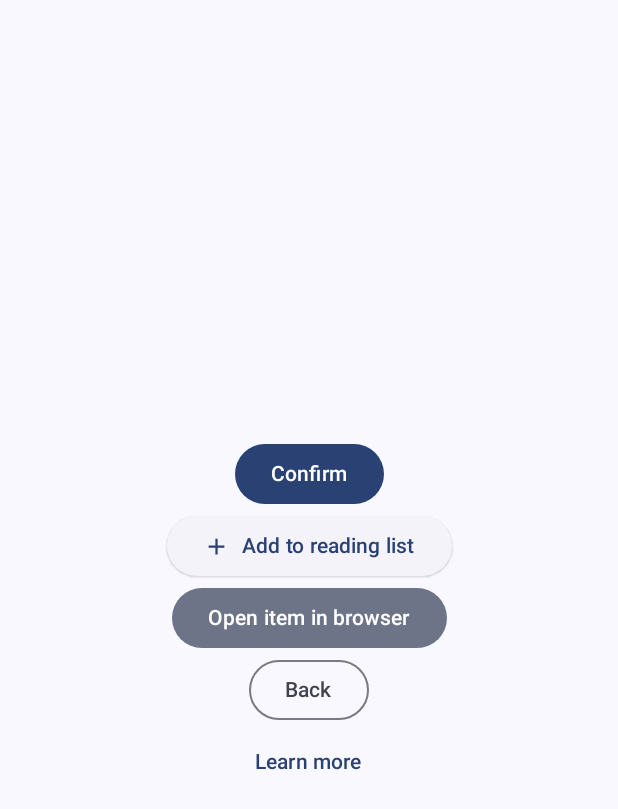
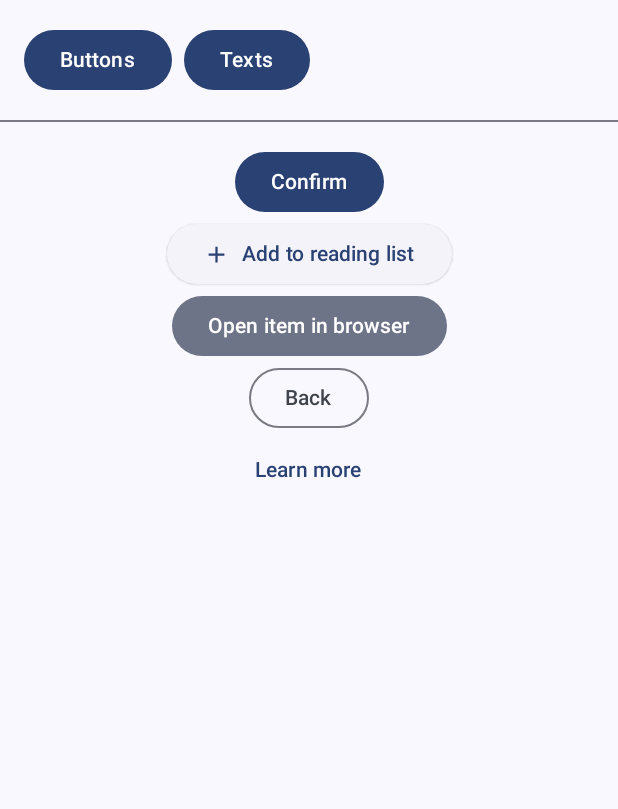
Before and after one commit to pekomon/android-projects, an Android app built with Jetpack Compose: the screen it shows after launch (MainActivity), on a phone screen of 412 x 824 dp. Shown: the top 809 px of the screen. Run offline under Robolectric (Android 15) with nearby library versions, the light colour scheme and no system bars.

Commit message:
Separation of content items

```diff
--- a/Material3Demo/app/src/main/java/com/example/pekomon/material3demo/MainActivity.kt
+++ b/Material3Demo/app/src/main/java/com/example/pekomon/material3demo/MainActivity.kt
@@ -3,13 +3,27 @@ package com.example.pekomon.material3demo
 import android.os.Bundle
 import androidx.activity.ComponentActivity
 import androidx.activity.compose.setContent
+import androidx.compose.foundation.layout.Arrangement
+import androidx.compose.foundation.layout.Column
+import androidx.compose.foundation.layout.Row
 import androidx.compose.foundation.layout.fillMaxSize
+import androidx.compose.foundation.layout.fillMaxWidth
+import androidx.compose.foundation.layout.padding
+import androidx.compose.foundation.rememberScrollState
+import androidx.compose.foundation.verticalScroll
+import androidx.compose.material3.Button
+import androidx.compose.material3.Divider
 import androidx.compose.material3.MaterialTheme
 import androidx.compose.material3.Surface
 import androidx.compose.material3.Text
 import androidx.compose.runtime.Composable
+import androidx.compose.runtime.getValue
+import androidx.compose.runtime.setValue
+import androidx.compose.runtime.mutableStateOf
+import androidx.compose.runtime.remember
 import androidx.compose.ui.Modifier
 import androidx.compose.ui.tooling.preview.Preview
+import androidx.compose.ui.unit.dp
 import com.example.pekomon.material3demo.ui.theme.Material3DemoTheme
 
 class MainActivity : ComponentActivity() {
@@ -31,7 +45,40 @@ class MainActivity : ComponentActivity() {
 
 @Composable
 fun MainView() {
-    Buttons()
+    var contentId by remember { mutableStateOf(0) }
+    Column {
+        Row(
+            modifier = Modifier
+                .fillMaxWidth()
+                .padding(16.dp),
+            horizontalArrangement = Arrangement.spacedBy(8.dp)
+        ) {
+            Button(
+                onClick = { contentId = 0 }
+            ) {
+                Text(text = "Buttons")
+            }
+            Button(
+                onClick = { contentId = 1 }
+            ) {
+                Text(text = "Texts")
+            }
+        }
+        Divider()
+        Column(
+            modifier = Modifier
+                .fillMaxSize()
+                .verticalScroll(rememberScrollState())
+                .padding(16.dp)
+        ) {
+            if (contentId == 0) {
+                Buttons()
+            } else {
+                Text(text = "Oops, no content yet")
+            }
+        }
+
+    }
 }
 
 
```
